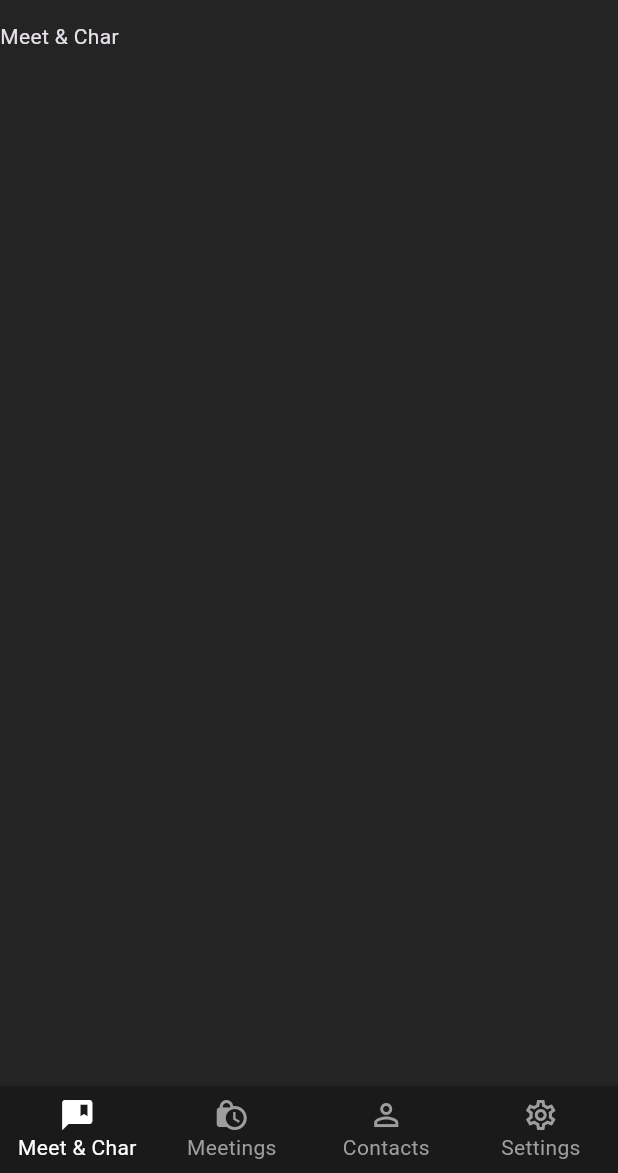
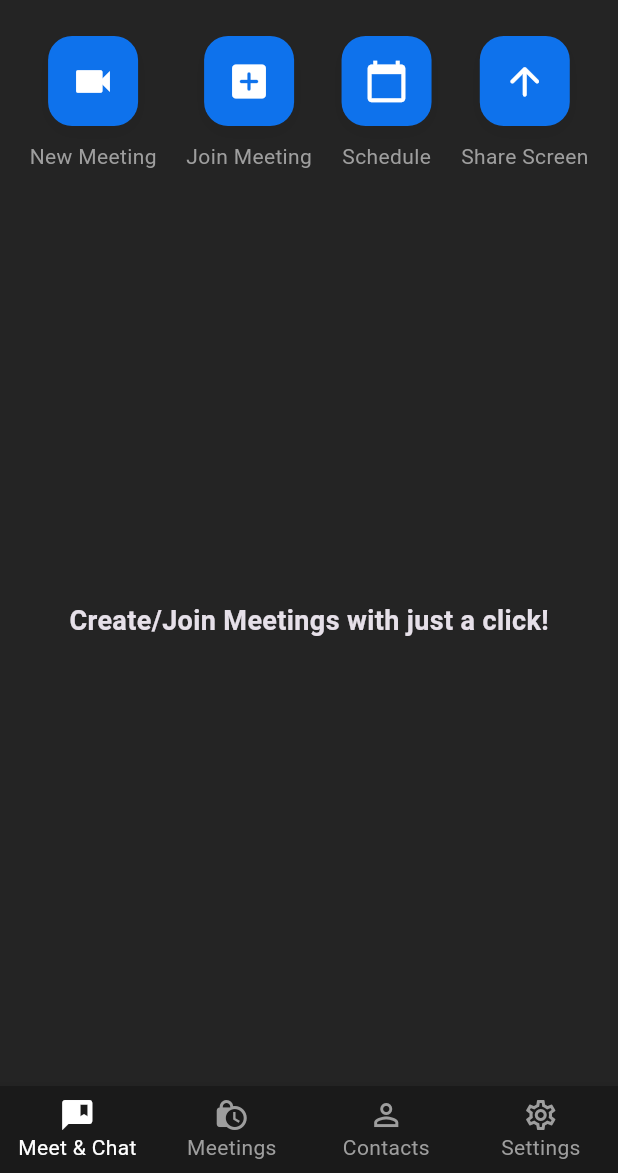
Before and after one commit to HanySameh/Zoom-Clone, a Flutter app: the screen it shows once a user with an empty profile is signed in, on a phone screen of 412 x 824 dp, the part 63-1236 px from its top. Run offline on Flutter 3.47's test engine with Material 2 defaults, Android fonts, the phone set to English and light mode, and no system bars; our stand-ins replace cloud_firestore, firebase_auth, firebase_core, google_sign_in; missing offline and left inert: jitsi_meet_wrapper; accounts and stored records are empty; network calls fail.

Commit message:
Handle jitsi meet connection and meetting and video ui

```diff
--- a/lib/app.dart
+++ b/lib/app.dart
@@ -4,6 +4,7 @@ import 'package:flutter/material.dart';
 import 'resources/auth_methods.dart';
 import 'screens/home_screen.dart';
 import 'screens/login_screen.dart';
+import 'screens/video_call_screen.dart';
 import 'utils/colors.dart';
 
 class MyApp extends StatelessWidget {
@@ -20,6 +21,7 @@ class MyApp extends StatelessWidget {
       routes: {
         '/login': (context) => const LoginScreen(),
         '/home': (context) => const HomeScreen(),
+        '/video-call': (context) => const VideoCallScreen(),
       },
       home: StreamBuilder<User?>(
         stream: AuthMethods().authChanges,
--- /dev/null
+++ b/lib/resources/firestore_methods.dart
@@ -0,0 +1,29 @@
+import 'package:cloud_firestore/cloud_firestore.dart';
+import 'package:firebase_auth/firebase_auth.dart';
+import 'package:flutter/material.dart';
+
+class FirestoreMethods {
+  final FirebaseFirestore _firestore = FirebaseFirestore.instance;
+  final FirebaseAuth _auth = FirebaseAuth.instance;
+
+  Stream<QuerySnapshot<Map<String, dynamic>>> get meetingsHistory => _firestore
+      .collection('users')
+      .doc(_auth.currentUser!.uid)
+      .collection('meetings')
+      .snapshots();
+
+  void addToMeetingHistory(String meetingName) async {
+    try {
+      await _firestore
+          .collection('users')
+          .doc(_auth.currentUser!.uid)
+          .collection('meetings')
+          .add({
+        'meetingName': meetingName,
+        'createdAt': DateTime.now(),
+      });
+    } catch (e) {
+      debugPrint(e.toString());
+    }
+  }
+}
--- a/lib/screens/home_screen.dart
+++ b/lib/screens/home_screen.dart
@@ -3,6 +3,8 @@ import 'package:flutter/material.dart';
 import '../resources/auth_methods.dart';
 import '../utils/colors.dart';
 import '../widgets/custom_button.dart';
+import 'history_meetings_screen.dart';
+import 'meeting_screen.dart';
 
 class HomeScreen extends StatefulWidget {
   const HomeScreen({super.key});
@@ -21,9 +23,9 @@ class _HomeScreenState extends State<HomeScreen> {
   }
 
   final List<Widget> _pages = [
-    const Text('Meet & Char'),
-    const Text('Meeting'),
-    const Text('Contacts'),
+    const MeetingScreen(),
+    const HistoryMeetingsScreen(),
+    const Center(child: Text('Contacts')),
     CustomButton(text: 'Log Out', onPressed: () => AuthMethods().signOut()),
   ];
 
@@ -49,7 +51,7 @@ class _HomeScreenState extends State<HomeScreen> {
             icon: Icon(
               Icons.comment_bank,
             ),
-            label: 'Meet & Char',
+            label: 'Meet & Chat',
           ),
           BottomNavigationBarItem(
             icon: Icon(
--- /dev/null
+++ b/lib/screens/meeting_screen.dart
@@ -0,0 +1,78 @@
+import 'dart:math';
+
+import 'package:flutter/material.dart';
+
+import '../resources/jitsi_meet_methods.dart';
+import '../widgets/home_meeting_button.dart';
+
+class MeetingScreen extends StatefulWidget {
+  const MeetingScreen({super.key});
+
+  @override
+  State<MeetingScreen> createState() => _MeetingScreenState();
+}
+
+class _MeetingScreenState extends State<MeetingScreen> {
+  final JitsiMeetMethods _jitsiMeetMethods = JitsiMeetMethods();
+
+  void _createNewMeeting() async {
+    var random = Random();
+    String roomName = (random.nextInt(10000000) + 10000000).toString();
+    _jitsiMeetMethods.createMeeting(
+      roomName: roomName,
+      isAudioMuted: true,
+      isVideoMuted: true,
+    );
+  }
+
+  void _joinMeeting(BuildContext context) {
+    Navigator.pushNamed(context, '/video-call');
+  }
+
+  @override
+  Widget build(BuildContext context) {
+    return Padding(
+      padding: const EdgeInsets.symmetric(vertical: 10.0),
+      child: Column(
+        children: [
+          Row(
+            mainAxisAlignment: MainAxisAlignment.spaceEvenly,
+            children: [
+              HomeMeetingButton(
+                onPressed: _createNewMeeting,
+                text: 'New Meeting',
+                icon: Icons.videocam,
+              ),
+              HomeMeetingButton(
+                onPressed: () => _joinMeeting(context),
+                text: 'Join Meeting',
+                icon: Icons.add_box_rounded,
+              ),
+              HomeMeetingButton(
+                onPressed: () {},
+                text: 'Schedule',
+                icon: Icons.calendar_today,
+              ),
+              HomeMeetingButton(
+                onPressed: () {},
+                text: 'Share Screen',
+                icon: Icons.arrow_upward_rounded,
+              ),
+            ],
+          ),
+          const Expanded(
+            child: Center(
+              child: Text(
+                'Create/Join Meetings with just a click!',
+                style: TextStyle(
+                  fontWeight: FontWeight.bold,
+                  fontSize: 18,
+                ),
+              ),
+            ),
+          ),
+        ],
+      ),
+    );
+  }
+}
--- /dev/null
+++ b/lib/widgets/home_meeting_button.dart
@@ -0,0 +1,54 @@
+import 'package:flutter/material.dart';
+
+import '../utils/colors.dart';
+
+class HomeMeetingButton extends StatelessWidget {
+  final VoidCallback onPressed;
+  final IconData icon;
+  final String text;
+
+  const HomeMeetingButton({
+    Key? key,
+    required this.onPressed,
+    required this.icon,
+    required this.text,
+  }) : super(key: key);
+
+  @override
+  Widget build(BuildContext context) {
+    return GestureDetector(
+      onTap: onPressed,
+      child: Column(
+        children: [
+          Container(
+            decoration: BoxDecoration(
+              color: buttonColor,
+              borderRadius: BorderRadius.circular(16),
+              boxShadow: [
+                BoxShadow(
+                  blurRadius: 10,
+                  color: Colors.black.withOpacity(0.06),
+                  offset: const Offset(0, 4),
+                ),
+              ],
+            ),
+            width: 60,
+            height: 60,
+            child: Icon(
+              icon,
+              color: Colors.white,
+              size: 30,
+            ),
+          ),
+          const SizedBox(height: 10),
+          Text(
+            text,
+            style: const TextStyle(
+              color: Colors.grey,
+            ),
+          ),
+        ],
+      ),
+    );
+  }
+}
--- a/pubspec.yaml
+++ b/pubspec.yaml
@@ -15,6 +15,7 @@ dependencies:
   cloud_firestore: ^4.7.1
   google_sign_in: ^6.1.2
   intl: ^0.18.1
+  jitsi_meet_wrapper: ^0.0.6
 
 dev_dependencies:
   flutter_test:
```
Also changed, not shown: lib/resources/jitsi_meet_methods.dart (added, +47 -0 lines), lib/screens/history_meetings_screen.dart (added, +33 -0 lines), lib/screens/video_call_screen.dart (added, +137 -0 lines), lib/widgets/meeting_option.dart (added, +39 -0 lines), pubspec.lock, 5 other files.
